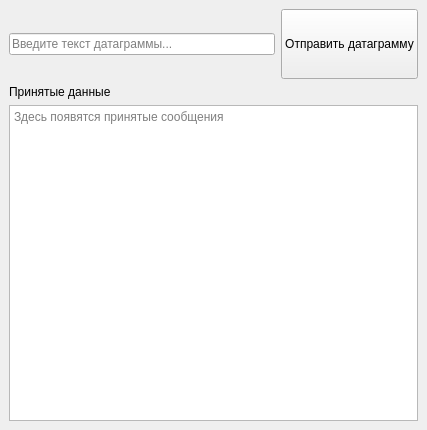
Before: the Qt Designer form UDP/PreUDPsocket/mainwindow.ui in Charli7cat/origin, drawn with Qt 5.
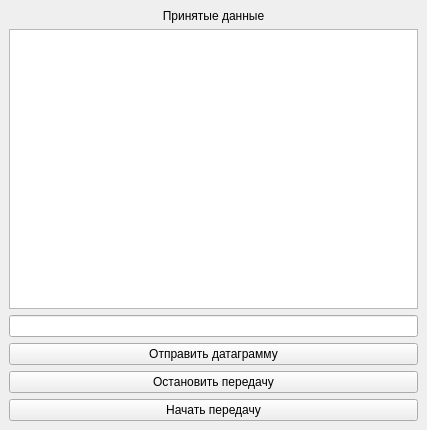
After: the same form once the commit is applied.

The edit to the form file:
```diff
--- a/UDP/PreUDPsocket/mainwindow.ui
+++ b/UDP/PreUDPsocket/mainwindow.ui
@@ -10,61 +10,45 @@
     <height>430</height>
    </rect>
   </property>
-  <property name="minimumSize">
-   <size>
-    <width>0</width>
-    <height>0</height>
-   </size>
-  </property>
   <property name="windowTitle">
    <string>MainWindow</string>
   </property>
   <widget class="QWidget" name="centralwidget">
    <layout class="QVBoxLayout" name="verticalLayout">
     <item>
-     <layout class="QHBoxLayout" name="horizontalLayout">
-      <item>
-       <widget class="QLineEdit" name="lineEditMessage">
-        <property name="placeholderText">
-         <string>Введите текст датаграммы...</string>
-        </property>
-        <property name="clearButtonEnabled">
-         <bool>true</bool>
-        </property>
-       </widget>
-      </item>
-      <item>
-       <widget class="QPushButton" name="btnSendDatagram">
-        <property name="minimumSize">
-         <size>
-          <width>0</width>
-          <height>70</height>
-         </size>
-        </property>
-        <property name="text">
-         <string>Отправить датаграмму</string>
-        </property>
-       </widget>
-      </item>
-     </layout>
-    </item>
-    <item>
-     <widget class="QLabel" name="label">
+     <widget class="QLabel" name="lb_receiveData">
       <property name="text">
        <string>Принятые данные</string>
       </property>
+      <property name="alignment">
+       <set>Qt::AlignCenter</set>
+      </property>
      </widget>
     </item>
     <item>
-     <widget class="QTextEdit" name="textEditReceived">
-      <property name="readOnly">
-       <bool>true</bool>
+     <widget class="QTextEdit" name="te_result"/>
+    </item>
+    <item>
+     <widget class="QLineEdit" name="le_message"/>
+    </item>
+    <item>
+     <widget class="QPushButton" name="pb_send">
+      <property name="text">
+       <string>Отправить датаграмму</string>
       </property>
-      <property name="acceptRichText">
-       <bool>false</bool>
+     </widget>
+    </item>
+    <item>
+     <widget class="QPushButton" name="pb_stop">
+      <property name="text">
+       <string>Остановить передачу</string>
       </property>
-      <property name="placeholderText">
-       <string>Здесь появятся принятые сообщения</string>
+     </widget>
+    </item>
+    <item>
+     <widget class="QPushButton" name="pb_start">
+      <property name="text">
+       <string>Начать передачу</string>
       </property>
      </widget>
     </item>
```
